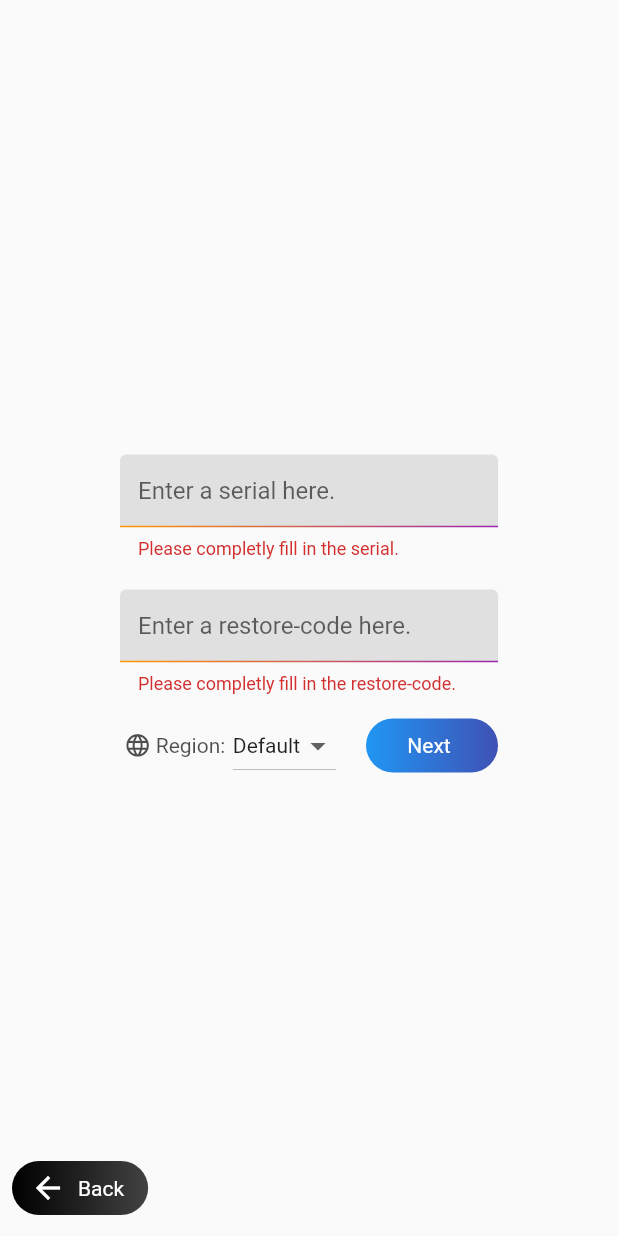
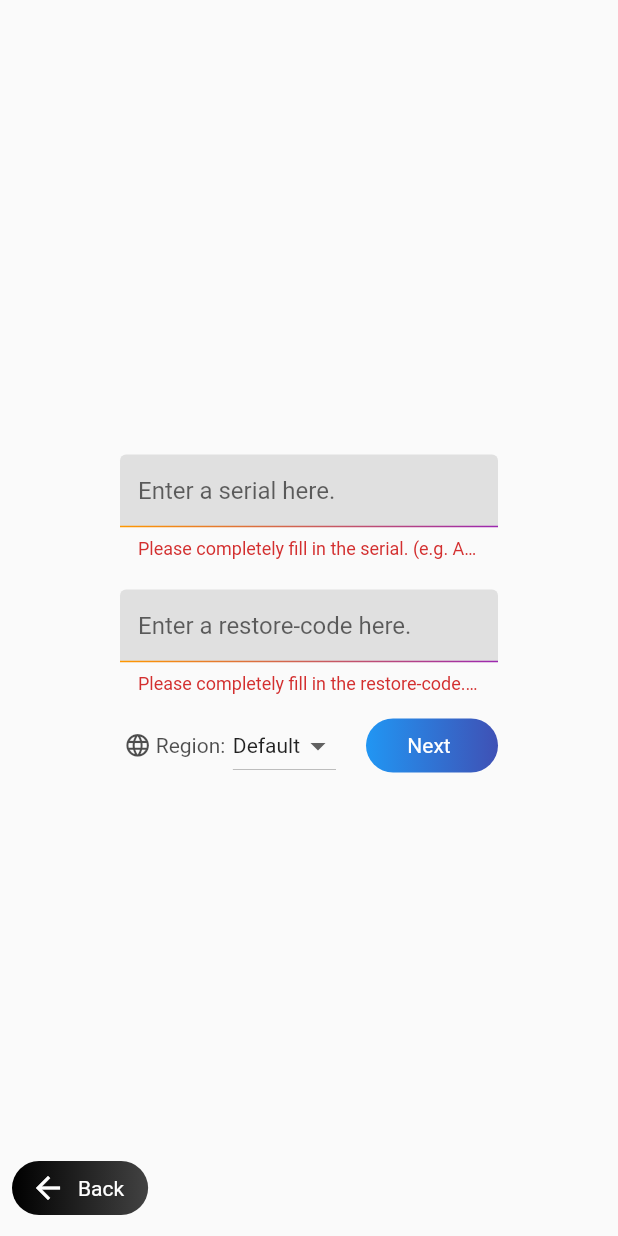
Before and after one commit to connectety/bma_desktop_setup, a Flutter app: the RecoverAuthPage screen opened directly, after a tap on "Next", on a phone screen of 412 x 824 dp. Run offline on Flutter 3.47's test engine with Material 2 defaults, Android fonts, the phone set to English and light mode, and no system bars; our stand-ins replace qr_flutter; missing offline and left inert: base32, pointycastle.

Commit message:
add example to input validation hint and fix a spelling mistake

```diff
--- a/lib/screens/recover_auth_screen.dart
+++ b/lib/screens/recover_auth_screen.dart
@@ -38,6 +38,7 @@ class RecoverAuthPage extends StatelessWidget {
   Widget _textFormFieldFactory(
     TextEditingController controller,
     String name,
+    String example,
     int requiredLength,
     BuildContext context,
     List<TextInputFormatter> inputFormatters,
@@ -61,7 +62,7 @@ class RecoverAuthPage extends StatelessWidget {
       inputFormatters: inputFormatters,
       validator: (String value) {
         if (value.length < requiredLength) {
-          return 'Please completly fill in the $name.';
+          return 'Please completely fill in the $name. (e.g. $example)';
         }
         return null;
       },
@@ -97,6 +98,7 @@ class RecoverAuthPage extends StatelessWidget {
               _textFormFieldFactory(
                 serialController,
                 'serial',
+                'AB-1234-1234-1234',
                 17,
                 context,
                 <TextInputFormatter>[
@@ -110,6 +112,7 @@ class RecoverAuthPage extends StatelessWidget {
               _textFormFieldFactory(
                 restoreCodeController,
                 'restore-code',
+                'ABCDE12345',
                 10,
                 context,
                 <TextInputFormatter>[
```
